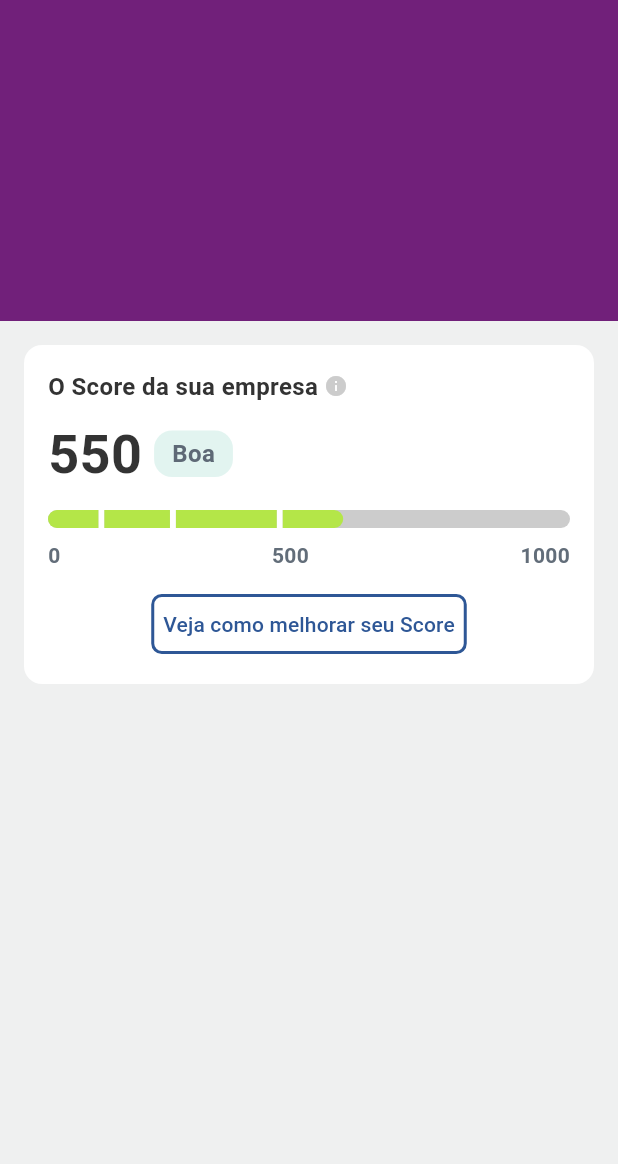
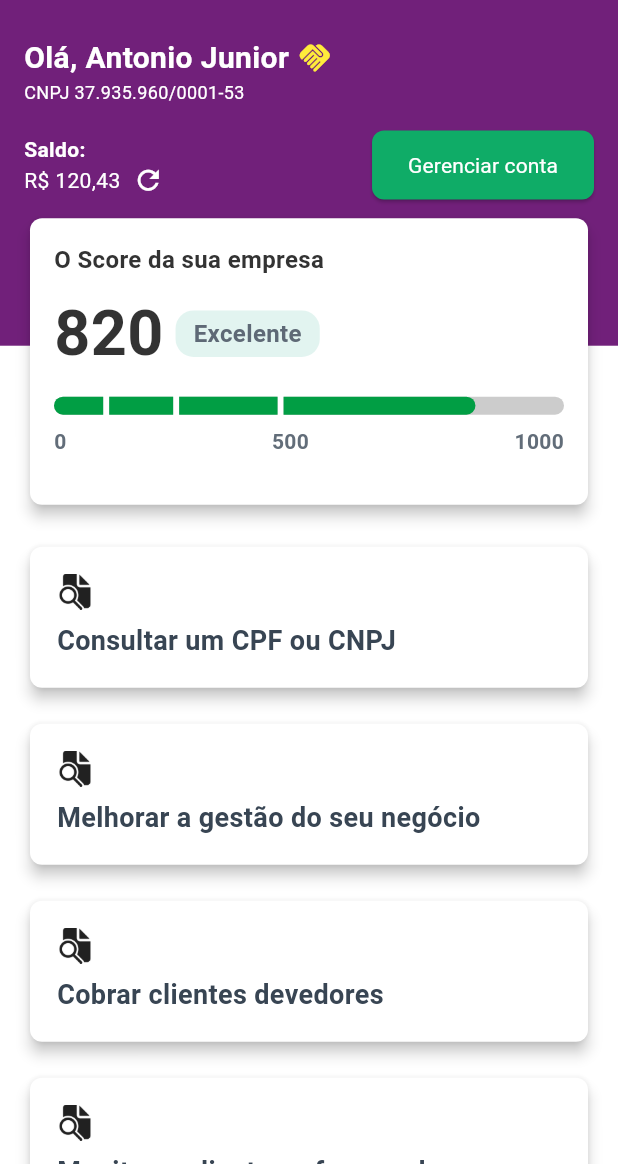
Before and after one commit to WemersonDamasceno/local_notifications, a Flutter app: the screen it shows after launch, after a tap on "Home Page", on a phone screen of 412 x 824 dp, the part 72-1236 px from its top. Run offline on Flutter 3.47's test engine with Material 3 defaults, Android fonts, the phone set to English and light mode, and no system bars; our stand-ins replace firebase_core, firebase_messaging, flutter_local_notifications, flutter_svg; missing offline and left inert: nova_design_system; accounts and stored records are empty; network calls fail.

Commit message:
feat: create home page

```diff
--- /dev/null
+++ b/lib/views/home/extensions/balance.extension.dart
@@ -0,0 +1,5 @@
+extension CurrencyFormatter on double {
+  String toBRL() {
+    return 'R\$ ${toStringAsFixed(2).replaceAll('.', ',')}';
+  }
+}
--- a/lib/views/home/views/home_page.dart
+++ b/lib/views/home/views/home_page.dart
@@ -1,4 +1,6 @@
 import 'package:flutter/material.dart';
+import 'package:notifications_firebase/views/home/widgets/feature_card_widget.dart';
+import 'package:notifications_firebase/views/home/widgets/hearder_home_page.dart';
 import 'package:notifications_firebase/views/home/widgets/home_app_bar.dart';
 import 'package:notifications_firebase/views/score/widgets/score_card.dart';
 
@@ -8,28 +10,97 @@ class HomePage extends StatelessWidget {
   @override
   Widget build(BuildContext context) {
     return Scaffold(
-      backgroundColor: const Color(0xFFeff0f0),
+      backgroundColor: const Color(0xFF71207a),
       appBar: const PreferredSize(
         preferredSize: Size(double.infinity, kToolbarHeight),
         child: HomeAppBar(),
       ),
-      body: Column(
-        children: [
-          Container(
-            height: MediaQuery.of(context).size.height * 0.25,
-            color: const Color(0xFF71207a),
-          ),
-          const Padding(
-            padding: EdgeInsets.all(16.0),
-            child: Column(
-              crossAxisAlignment: CrossAxisAlignment.start,
-              children: [
-                ScoreCard(score: 550),
-              ],
-            ),
-          ),
-        ],
+      body: SingleChildScrollView(
+        child: Column(
+          children: [
+            _buildHeader(context),
+            const SizedBox(height: 130),
+            _buildFeatureCards(),
+          ],
+        ),
       ),
     );
   }
+
+  Widget _buildHeader(BuildContext context) {
+    final size = MediaQuery.of(context).size;
+    return Stack(
+      clipBehavior: Clip.none,
+      children: [
+        const HearderHomePage(),
+        Positioned(
+          top: size.height * 0.27,
+          child: Container(
+            height: size.height,
+            width: size.width,
+            color: Colors.white,
+          ),
+        ),
+        const Positioned(
+          left: 16.0,
+          right: 16.0,
+          bottom: -110,
+          child: ScoreCard(score: 820),
+        ),
+      ],
+    );
+  }
+
+  Widget _buildFeatureCards() {
+    final List<ItemFeatureCard> features = [
+      ItemFeatureCard(
+        title: 'Consultar um CPF ou CNPJ',
+        image: 'assets/images/search_icon.png',
+        onTap: () {},
+      ),
+      ItemFeatureCard(
+        title: 'Melhorar a gestão do seu negócio',
+        image: 'assets/images/search_icon.png',
+        onTap: () {},
+      ),
+      ItemFeatureCard(
+        title: 'Cobrar clientes devedores',
+        image: 'assets/images/search_icon.png',
+        onTap: () {},
+      ),
+      ItemFeatureCard(
+        title: 'Monitorar clientes e fornecedores',
+        image: 'assets/images/search_icon.png',
+        onTap: () {},
+      ),
+    ];
+    return Column(
+      children: features
+          .map((feature) => GestureDetector(
+                onTap: feature.onTap,
+                child: Padding(
+                  padding: const EdgeInsets.only(bottom: 16),
+                  child: FeatureCardWidget(
+                    title: feature.title,
+                    assetIcon: feature.image,
+                  ),
+                ),
+              ))
+          .toList(),
+    );
+  }
 }
+
+class ItemFeatureCard {
+  final String title;
+  final String? description;
+  final String image;
+  final VoidCallback onTap;
+
+  ItemFeatureCard({
+    required this.title,
+    required this.image,
+    required this.onTap,
+    this.description,
+  });
+}
--- /dev/null
+++ b/lib/views/home/widgets/balance_widget.dart
@@ -0,0 +1,66 @@
+import 'package:flutter/material.dart';
+import 'package:notifications_firebase/views/home/extensions/balance.extension.dart';
+import 'package:notifications_firebase/views/widgets/custom_buttom_widget.dart';
+
+class BalanceWidget extends StatelessWidget {
+  final double balance;
+  final VoidCallback refreshBalance;
+  final VoidCallback buyCredits;
+
+  const BalanceWidget({
+    super.key,
+    required this.balance,
+    required this.refreshBalance,
+    required this.buyCredits,
+  });
+
+  @override
+  Widget build(BuildContext context) {
+    return Row(
+      mainAxisAlignment: MainAxisAlignment.spaceBetween,
+      crossAxisAlignment: CrossAxisAlignment.center,
+      children: [
+        Column(
+          crossAxisAlignment: CrossAxisAlignment.start,
+          children: [
+            const Text(
+              'Saldo:',
+              style: TextStyle(
+                fontSize: 14,
+                fontWeight: FontWeight.w700,
+                color: Colors.white,
+              ),
+            ),
+            Row(
+              children: [
+                Text(
+                  balance.toBRL(),
+                  style: const TextStyle(
+                    fontSize: 14,
+                    fontWeight: FontWeight.w400,
+                    color: Colors.white,
+                  ),
+                ),
+                const SizedBox(width: 8),
+                InkWell(
+                  child: const Icon(
+                    Icons.refresh,
+                    color: Colors.white,
+                    size: 21,
+                  ),
+                  onTap: () => refreshBalance,
+                ),
+              ],
+            )
+          ],
+        ),
+        CustomButtomWidget(
+          title: 'Gerenciar conta',
+          sizeButton: const Size(130, 46),
+          backgroundColor: const Color(0xFF0FAC67),
+          onPressed: () => buyCredits,
+        ),
+      ],
+    );
+  }
+}
--- /dev/null
+++ b/lib/views/home/widgets/feature_card_widget.dart
@@ -0,0 +1,48 @@
+import 'package:flutter/material.dart';
+
+class FeatureCardWidget extends StatelessWidget {
+  final String title;
+  final String assetIcon;
+  final String? description;
+
+  const FeatureCardWidget({
+    super.key,
+    required this.title,
+    required this.assetIcon,
+    this.description,
+  });
+
+  @override
+  Widget build(BuildContext context) {
+    final size = MediaQuery.of(context).size;
+    return Container(
+      padding: const EdgeInsets.symmetric(horizontal: 16.0),
+      width: size.width,
+      child: Card(
+        elevation: 4,
+        shape: RoundedRectangleBorder(
+          borderRadius: BorderRadius.circular(8),
+        ),
+        color: Colors.white,
+        child: Padding(
+          padding: const EdgeInsets.all(18.0),
+          child: Column(
+            crossAxisAlignment: CrossAxisAlignment.start,
+            children: [
+              Image.asset(assetIcon, width: 24, height: 24),
+              const SizedBox(height: 8),
+              Text(
+                title,
+                style: const TextStyle(
+                  color: Color(0xFF384553),
+                  fontSize: 18,
+                  fontWeight: FontWeight.w700,
+                ),
+              )
+            ],
+          ),
+        ),
+      ),
+    );
+  }
+}
--- /dev/null
+++ b/lib/views/home/widgets/hearder_home_page.dart
@@ -0,0 +1,33 @@
+import 'package:flutter/material.dart';
+import 'package:notifications_firebase/views/home/widgets/balance_widget.dart';
+import 'package:notifications_firebase/views/home/widgets/user_info_widget.dart';
+
+class HearderHomePage extends StatelessWidget {
+  const HearderHomePage({super.key});
+
+  @override
+  Widget build(BuildContext context) {
+    final screenHeight = MediaQuery.of(context).size.height;
+    return Container(
+      alignment: Alignment.topLeft,
+      height: screenHeight * 0.27,
+      color: const Color(0xFF71207a),
+      padding: const EdgeInsets.all(16.0),
+      child: Column(
+        crossAxisAlignment: CrossAxisAlignment.start,
+        children: [
+          const UserInfoWidget(
+            userName: 'Antonio Junior',
+            cnpjOrCpf: '37.935.960/0001-53',
+          ),
+          const SizedBox(height: 16),
+          BalanceWidget(
+            balance: 120.43,
+            refreshBalance: () {},
+            buyCredits: () {},
+          ),
+        ],
+      ),
+    );
+  }
+}
--- /dev/null
+++ b/lib/views/home/widgets/user_info_widget.dart
@@ -0,0 +1,45 @@
+import 'package:flutter/material.dart';
+
+class UserInfoWidget extends StatelessWidget {
+  final String userName;
+  final String cnpjOrCpf;
+
+  const UserInfoWidget({
+    super.key,
+    required this.userName,
+    required this.cnpjOrCpf,
+  });
+
+  @override
+  Widget build(BuildContext context) {
+    return Column(
+      crossAxisAlignment: CrossAxisAlignment.start,
+      children: [
+        Row(
+          children: [
+            Text(
+              'Olá, $userName ',
+              style: const TextStyle(
+                color: Colors.white,
+                fontSize: 20,
+                fontWeight: FontWeight.w700,
+              ),
+            ),
+            const Icon(
+              Icons.handshake,
+              color: Colors.yellow,
+            )
+          ],
+        ),
+        Text(
+          'CNPJ $cnpjOrCpf',
+          style: const TextStyle(
+            color: Colors.white,
+            fontSize: 12,
+            fontWeight: FontWeight.w400,
+          ),
+        ),
+      ],
+    );
+  }
+}
--- a/lib/views/navigation_page.dart
+++ b/lib/views/navigation_page.dart
@@ -16,7 +16,10 @@ class NavigationPage extends StatelessWidget {
         title: const Text('POCs'),
         centerTitle: true,
       ),
-      body: SingleChildScrollView(
+      body: SizedBox(
+        height: double.infinity,
+        width: double.infinity,
+        child: SingleChildScrollView(
           child: Column(
             mainAxisAlignment: MainAxisAlignment.center,
             crossAxisAlignment: CrossAxisAlignment.center,
@@ -64,6 +67,7 @@ class NavigationPage extends StatelessWidget {
             ],
           ),
         ),
+      ),
     );
   }
 }
--- a/lib/views/score/widgets/score_card.dart
+++ b/lib/views/score/widgets/score_card.dart
@@ -1,5 +1,4 @@
 import 'package:flutter/material.dart';
-import 'package:notifications_firebase/views/score/widgets/outline_button_widget.dart';
 import 'package:notifications_firebase/views/score/widgets/score_progress_widget.dart';
 import 'package:notifications_firebase/views/score/widgets/status_score_widget.dart';
 
@@ -11,18 +10,25 @@ class ScoreCard extends StatelessWidget {
 
   @override
   Widget build(BuildContext context) {
-    return Container(
-      decoration: BoxDecoration(
-        shape: BoxShape.rectangle,
-        color: Colors.white,
-        borderRadius: BorderRadius.circular(12),
+    return Card(
+      color: Colors.white,
+      elevation: 4,
+      shape: RoundedRectangleBorder(
+        borderRadius: BorderRadius.circular(8),
       ),
       child: Padding(
         padding: const EdgeInsets.all(16.0),
         child: Column(
           crossAxisAlignment: CrossAxisAlignment.start,
           children: [
-            const _TitleCard(),
+            const Text(
+              "O Score da sua empresa",
+              style: TextStyle(
+                fontSize: 16,
+                fontWeight: FontWeight.w600,
+                color: Color(0xFF333333),
+              ),
+            ),
             const SizedBox(height: 8),
             Row(
               crossAxisAlignment: CrossAxisAlignment.center,
@@ -34,7 +40,7 @@ class ScoreCard extends StatelessWidget {
                     return Text(
                       '$value',
                       style: const TextStyle(
-                        fontSize: 36,
+                        fontSize: 42,
                         fontWeight: FontWeight.bold,
                         color: Color(0xFF333333),
                       ),
@@ -42,7 +48,7 @@ class ScoreCard extends StatelessWidget {
                   },
                 ),
                 const SizedBox(width: 8),
-                const StatusScoreWidget(statusScore: 'Boa'),
+                const StatusScoreWidget(statusScore: 'Excelente'),
               ],
             ),
             const SizedBox(height: 12),
@@ -52,45 +58,20 @@ class ScoreCard extends StatelessWidget {
               builder: (context, animatedScore, child) {
                 return ScoreProgressBarWidget(
                   score: animatedScore,
-                  barColor: const Color(0xFFb4e648),
+                  barColor: const Color(0xFF019E44),
                 );
               },
             ),
-            const SizedBox(height: 12),
-            Center(
-              child: OutlineButtonWidget(
-                label: 'Veja como melhorar seu Score',
-                onPressed: () {},
-              ),
-            ),
+            const SizedBox(height: 16),
+            // Center(
+            //   child: OutlineButtonWidget(
+            //     label: 'Veja como melhorar seu Score',
+            //     onPressed: () {},
+            //   ),
+            // ),
           ],
         ),
       ),
     );
   }
 }
-
-class _TitleCard extends StatelessWidget {
-  const _TitleCard();
-  @override
-  Widget build(BuildContext context) {
-    return const Row(
-      children: [
-        Text(
-          "O Score da sua empresa",
-          style: TextStyle(
-            fontSize: 16,
-            fontWeight: FontWeight.w600,
-            color: Color(0xFF333333),
-          ),
-        ),
-        SizedBox(width: 4),
-        Icon(
-          Icons.info,
-          size: 16,
-          color: Color(0xFFcccccc),
-        )
-      ],
-    );
-  }
-}
--- a/lib/views/widgets/custom_buttom_widget.dart
+++ b/lib/views/widgets/custom_buttom_widget.dart
@@ -2,22 +2,24 @@ import 'package:flutter/material.dart';
 
 class CustomButtomWidget extends StatelessWidget {
   final String title;
+  final VoidCallback onPressed;
+  final Color backgroundColor;
+  final Size? sizeButton;
 
-  final VoidCallback onPressed;
   const CustomButtomWidget({
     super.key,
     required this.title,
     required this.onPressed,
+    this.backgroundColor = Colors.black,
+    this.sizeButton,
   });
 
   @override
   Widget build(BuildContext context) {
-    return Padding(
-      padding: const EdgeInsets.all(16.0),
-      child: ElevatedButton(
+    return ElevatedButton(
       style: ElevatedButton.styleFrom(
-          minimumSize: const Size(double.infinity, 48),
-          backgroundColor: Colors.black,
+        minimumSize: sizeButton,
+        backgroundColor: backgroundColor,
         foregroundColor: Colors.white,
         shape: RoundedRectangleBorder(
           borderRadius: BorderRadius.circular(8),
@@ -26,10 +28,10 @@ class CustomButtomWidget extends StatelessWidget {
       onPressed: () => onPressed(),
       child: Text(
         title,
-          style: Theme.of(context)
-              .textTheme
-              .titleMedium
-              ?.copyWith(color: Colors.white),
+        style: const TextStyle(
+          color: Colors.white,
+          fontSize: 14,
+          fontWeight: FontWeight.w400,
         ),
       ),
     );
```
Also changed, not shown: pubspec.yaml (+9 -0 lines), assets/exemplos/image.png (deleted), assets/fonts/Roboto-Bold.ttf (added), assets/fonts/Roboto-Light.ttf (added), assets/images/search_icon.png (added), 1 other file. Lines whose indentation alone changed are shown as unchanged.
